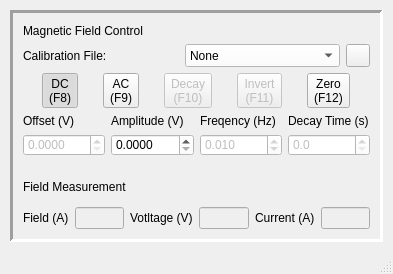
artiepoole/SpintronicsMOKE, file res/Magnet_driver_UI.ui: the form before one commit.
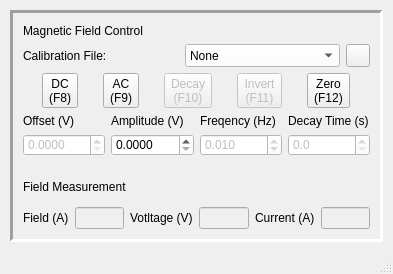
The form after the commit. Icons and pictures are not drawn.

Commit message: Changing the magnet driver UI to handle when both AC and DC are unticked. Could be expanded to have a "any mode" method like ArtieLabUI.

```diff
--- a/res/Magnet_driver_UI.ui
+++ b/res/Magnet_driver_UI.ui
@@ -83,7 +83,7 @@
               <bool>true</bool>
              </property>
              <property name="checked">
-              <bool>true</bool>
+              <bool>false</bool>
              </property>
              <property name="autoExclusive">
               <bool>true</bool>
```
Left out of the diff: 6 changed lines with no effect on the pictures. The commit also changes 2 other files.
